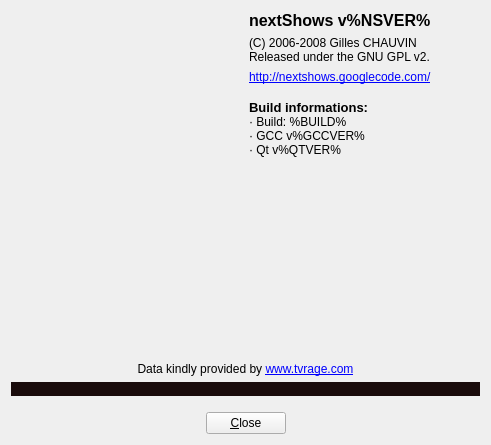
This is nextShows/src/dialogs/ui/aboutdialog.ui in gilcn/nextshows as Qt 5 draws it before an edit. The edited form follows.
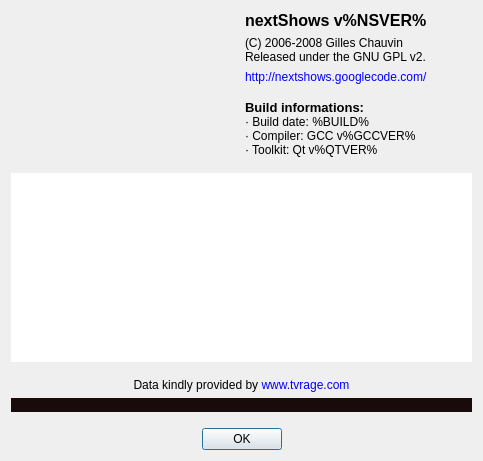
This is the edited form. Icons and pictures are not drawn. Custom widgets are drawn as their Qt base class.

Commit message: - s/CHAUVIN/Chauvin/g - Integrate the CreditScroller widget into the About dialog   (for an unknown reason, the scrolling pause on hover doesn't work yet)

```diff
--- a/nextShows/src/dialogs/ui/aboutdialog.ui
+++ b/nextShows/src/dialogs/ui/aboutdialog.ui
@@ -5,8 +5,8 @@
    <rect>
     <x>0</x>
     <y>0</y>
-    <width>491</width>
-    <height>445</height>
+    <width>483</width>
+    <height>461</height>
    </rect>
   </property>
   <property name="windowTitle" >
@@ -26,9 +26,6 @@
      </property>
      <item>
       <widget class="QLabel" name="lblNextShowsLogo" >
-       <property name="text" >
-        <string/>
-       </property>
        <property name="pixmap" >
         <pixmap resource="../../pixmaps/nextshows.qrc" >:/pixmaps/logos/nextShows.png</pixmap>
        </property>
@@ -62,7 +59,7 @@
        <item>
         <widget class="QLabel" name="lblCopyright" >
          <property name="text" >
-          <string>(C) 2006-2008 Gilles CHAUVIN
+          <string>(C) 2006-2008 Gilles Chauvin
 Released under the GNU GPL v2.</string>
          </property>
          <property name="textFormat" >
@@ -76,7 +73,7 @@
        <item>
         <widget class="QLabel" name="lblHomeUrl" >
          <property name="text" >
-          <string>&lt;a href="http://nextshows.googlecode.com/">http://nextshows.googlecode.com/&lt;/a></string>
+          <string>&lt;a href="http://nextshows.googlecode.com/" style="text-decoration: none;">http://nextshows.googlecode.com/&lt;/a></string>
          </property>
          <property name="alignment" >
           <set>Qt::AlignLeading|Qt::AlignLeft|Qt::AlignVCenter</set>
@@ -108,32 +105,19 @@
           <string>&lt;!DOCTYPE HTML PUBLIC "-//W3C//DTD HTML 4.0//EN" "http://www.w3.org/TR/REC-html40/strict.dtd">
 &lt;html>&lt;head>&lt;meta name="qrichtext" content="1" />&lt;style type="text/css">
 p, li { white-space: pre-wrap; }
-&lt;/style>&lt;/head>&lt;body style=" font-family:'Sans Serif'; font-size:9pt; font-weight:400; font-style:normal;">
-&lt;p style=" margin-top:0px; margin-bottom:0px; margin-left:0px; margin-right:0px; -qt-block-indent:0; text-indent:0px;">&lt;span style=" font-size:10pt; font-weight:600;">Build informations:&lt;/span>&lt;/p>
-&lt;p style=" margin-top:0px; margin-bottom:0px; margin-left:0px; margin-right:0px; -qt-block-indent:0; text-indent:0px; font-size:10pt; font-weight:600;">&lt;span style=" font-size:9pt; font-weight:400;">· Build: %BUILD%&lt;/span>&lt;/p>
-&lt;p style=" margin-top:0px; margin-bottom:0px; margin-left:0px; margin-right:0px; -qt-block-indent:0; text-indent:0px;">· GCC v%GCCVER%&lt;/p>
-&lt;p style=" margin-top:0px; margin-bottom:0px; margin-left:0px; margin-right:0px; -qt-block-indent:0; text-indent:0px;">· Qt v%QTVER%&lt;/p>&lt;/body>&lt;/html></string>
+&lt;/style>&lt;/head>&lt;body style=" font-family:'Sans Serif'; font-size:10pt; font-weight:400; font-style:normal;">
+&lt;p style=" margin-top:0px; margin-bottom:0px; margin-left:0px; margin-right:0px; -qt-block-indent:0; text-indent:0px; font-size:9pt;">&lt;span style=" font-size:10pt; font-weight:600;">Build informations:&lt;/span>&lt;/p>
+&lt;p style=" margin-top:0px; margin-bottom:0px; margin-left:0px; margin-right:0px; -qt-block-indent:0; text-indent:0px; font-weight:600;">&lt;span style=" font-size:9pt; font-weight:400;">· Build date: %BUILD%&lt;/span>&lt;/p>
+&lt;p style=" margin-top:0px; margin-bottom:0px; margin-left:0px; margin-right:0px; -qt-block-indent:0; text-indent:0px; font-size:9pt;">· Compiler: GCC v%GCCVER%&lt;/p>
+&lt;p style=" margin-top:0px; margin-bottom:0px; margin-left:0px; margin-right:0px; -qt-block-indent:0; text-indent:0px; font-size:9pt;">· Toolkit: Qt v%QTVER%&lt;/p>&lt;/body>&lt;/html></string>
          </property>
         </widget>
        </item>
-       <item>
-        <spacer name="verticalSpacer_3" >
-         <property name="orientation" >
-          <enum>Qt::Vertical</enum>
-         </property>
-         <property name="sizeHint" stdset="0" >
-          <size>
-           <width>20</width>
-           <height>40</height>
-          </size>
-         </property>
-        </spacer>
-       </item>
       </layout>
      </item>
     </layout>
    </item>
-   <item row="1" column="0" >
+   <item row="4" column="0" >
     <layout class="QVBoxLayout" name="verticalLayout_2" >
      <property name="spacing" >
       <number>6</number>
@@ -144,7 +128,7 @@
      <item>
       <widget class="QLabel" name="lblDataProvidedBy" >
        <property name="text" >
-        <string>Data kindly provided by &lt;a href="http://www.tvrage.com/">www.tvrage.com&lt;/a></string>
+        <string>Data kindly provided by &lt;a href="http://www.tvrage.com/" style="text-decoration: none;">www.tvrage.com&lt;/a></string>
        </property>
        <property name="alignment" >
         <set>Qt::AlignCenter</set>
@@ -178,44 +162,7 @@
      </item>
     </layout>
    </item>
-   <item row="3" column="0" >
-    <layout class="QHBoxLayout" name="horizontalLayout" >
-     <item>
-      <spacer name="horizontalSpacer_1" >
-       <property name="orientation" >
-        <enum>Qt::Horizontal</enum>
-       </property>
-       <property name="sizeHint" stdset="0" >
-        <size>
-         <width>40</width>
-         <height>20</height>
-        </size>
-       </property>
-      </spacer>
-     </item>
-     <item>
-      <widget class="QPushButton" name="btnClose" >
-       <property name="text" >
-        <string>&amp;Close</string>
-       </property>
-      </widget>
-     </item>
-     <item>
-      <spacer name="horizontalSpacer_2" >
-       <property name="orientation" >
-        <enum>Qt::Horizontal</enum>
-       </property>
-       <property name="sizeHint" stdset="0" >
-        <size>
-         <width>40</width>
-         <height>20</height>
-        </size>
-       </property>
-      </spacer>
-     </item>
-    </layout>
-   </item>
-   <item row="2" column="0" >
+   <item row="5" column="0" >
     <spacer name="verticalSpacer_2" >
      <property name="orientation" >
       <enum>Qt::Vertical</enum>
@@ -231,8 +178,73 @@
      </property>
     </spacer>
    </item>
+   <item row="2" column="0" >
+    <widget class="NSCreditScroller" name="gvCreditScroller" >
+     <property name="frameShape" >
+      <enum>QFrame::NoFrame</enum>
+     </property>
+     <property name="verticalScrollBarPolicy" >
+      <enum>Qt::ScrollBarAlwaysOff</enum>
+     </property>
+     <property name="horizontalScrollBarPolicy" >
+      <enum>Qt::ScrollBarAlwaysOff</enum>
+     </property>
+     <property name="renderHints" >
+      <set>QPainter::Antialiasing|QPainter::HighQualityAntialiasing|QPainter::SmoothPixmapTransform|QPainter::TextAntialiasing</set>
+     </property>
+    </widget>
+   </item>
+   <item row="1" column="0" >
+    <spacer name="verticalSpacer" >
+     <property name="orientation" >
+      <enum>Qt::Vertical</enum>
+     </property>
+     <property name="sizeType" >
+      <enum>QSizePolicy::Fixed</enum>
+     </property>
+     <property name="sizeHint" stdset="0" >
+      <size>
+       <width>20</width>
+       <height>10</height>
+      </size>
+     </property>
+    </spacer>
+   </item>
+   <item row="3" column="0" >
+    <spacer name="verticalSpacer_3" >
+     <property name="orientation" >
+      <enum>Qt::Vertical</enum>
+     </property>
+     <property name="sizeType" >
+      <enum>QSizePolicy::Fixed</enum>
+     </property>
+     <property name="sizeHint" stdset="0" >
+      <size>
+       <width>20</width>
+       <height>10</height>
+      </size>
+     </property>
+    </spacer>
+   </item>
+   <item row="6" column="0" >
+    <widget class="QDialogButtonBox" name="btnBox" >
+     <property name="standardButtons" >
+      <set>QDialogButtonBox::Ok</set>
+     </property>
+     <property name="centerButtons" >
+      <bool>true</bool>
+     </property>
+    </widget>
+   </item>
   </layout>
  </widget>
+ <customwidgets>
+  <customwidget>
+   <class>NSCreditScroller</class>
+   <extends>QGraphicsView</extends>
+   <header>widgets/nscreditscroller.h</header>
+  </customwidget>
+ </customwidgets>
  <resources>
   <include location="../../pixmaps/nextshows.qrc" />
  </resources>
```
The commit also changes 31 other files.
